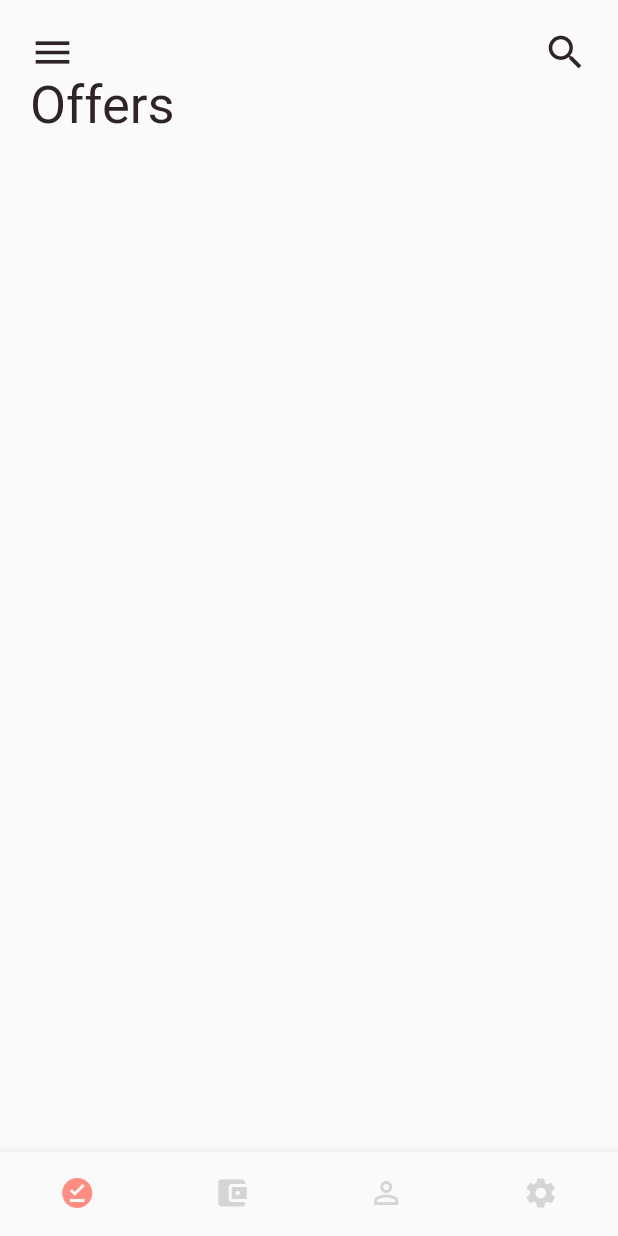
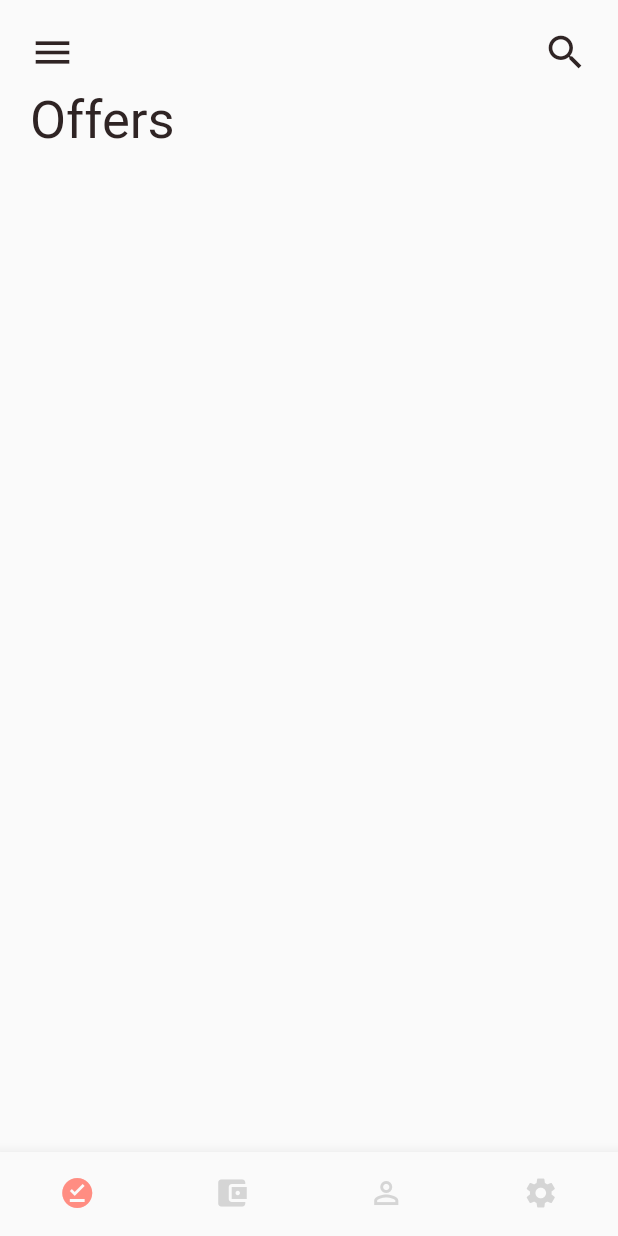
Before and after one commit to mahmoud-eslami/OrangeUi, a Flutter app: the PageManager screen opened directly, on a phone screen of 412 x 824 dp. Run offline on Flutter 3.47's test engine with Material 2 defaults, Android fonts, the phone set to English and light mode, and no system bars.

Commit message:
some changed on food spec

```diff
--- a/lib/screen/food_spec.dart
+++ b/lib/screen/food_spec.dart
@@ -8,14 +8,18 @@ class PageManager extends StatefulWidget {
 }
 
 class _PageManagerState extends State<PageManager> {
-  int currentIndex;
+  int currentIndex = 0;
 
   List<Widget> pages = [FoodSpec(), FoodList(), ThirdPage(), ForthPage()];
 
+  void onTabTapped(int index) {
+    setState(() {
+      currentIndex = index;
+    });
+  }
+
   @override
   void initState() {
-    // TODO: implement initState
-    currentIndex = 0;
     super.initState();
   }
 
@@ -39,11 +43,7 @@ class _PageManagerState extends State<PageManager> {
         selectedIconTheme: IconThemeData(color: MyColors.primaryColor),
         unselectedIconTheme:
             IconThemeData(color: MyColors.disableButton.withOpacity(.4)),
-        onTap: (index){
-          setState(() {
-            currentIndex = index;
-          });
-        },
+        onTap: onTabTapped,
       ),
       body: pages[currentIndex],
     );
@@ -84,18 +84,30 @@ class _FoodSpecState extends State<FoodSpec> {
       body: SingleChildScrollView(
         child: SafeArea(
           child: Container(
-            padding: EdgeInsets.symmetric(horizontal: 20,vertical: 20),
+            padding: EdgeInsets.symmetric(horizontal: 20, vertical: 20),
             child: Column(
               crossAxisAlignment: CrossAxisAlignment.start,
               children: <Widget>[
                 Row(
                   mainAxisAlignment: MainAxisAlignment.spaceBetween,
                   children: <Widget>[
-                    Icon(Icons.menu,size: 30,),
-                    Icon(Icons.search,size: 30,),
+                    Icon(
+                      Icons.menu,
+                      size: 30,
+                    ),
+                    Icon(
+                      Icons.search,
+                      size: 30,
+                    ),
                   ],
                 ),
-                Text('Offers',style: TextStyle(color: MyColors.textColor,fontSize: 35),)
+                SizedBox(
+                  height: 10,
+                ),
+                Text(
+                  'Offers',
+                  style: TextStyle(color: MyColors.textColor, fontSize: 35),
+                ),
               ],
             ),
           ),
```
